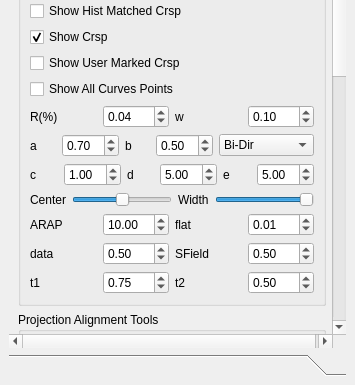
The window that src/ui/ParameterDock.ui (marlinilram/AppMod) describes before a commit, drawn with Qt 5; both pictures show x 0 to 355 and y 498 to 883 of the 355 by 883 pixel window.
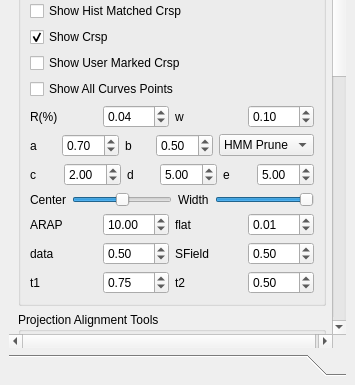
The same window after the commit.

Patch:
```diff
--- a/src/ui/ParameterDock.ui
+++ b/src/ui/ParameterDock.ui
@@ -24,7 +24,7 @@
        <property name="geometry">
         <rect>
          <x>0</x>
-         <y>-148</y>
+         <y>-130</y>
          <width>336</width>
          <height>1077</height>
         </rect>
@@ -351,6 +351,9 @@
              </item>
              <item>
               <widget class="QComboBox" name="Crsp_Type_ComboBox">
+               <property name="currentIndex">
+                <number>1</number>
+               </property>
                <item>
                 <property name="text">
                  <string>Bi-Dir</string>
@@ -388,7 +391,7 @@
                 <double>0.100000000000000</double>
                </property>
                <property name="value">
-                <double>1.000000000000000</double>
+                <double>2.000000000000000</double>
                </property>
               </widget>
              </item>
```
Left out of the diff: 4 changed lines with no effect on the pictures.
